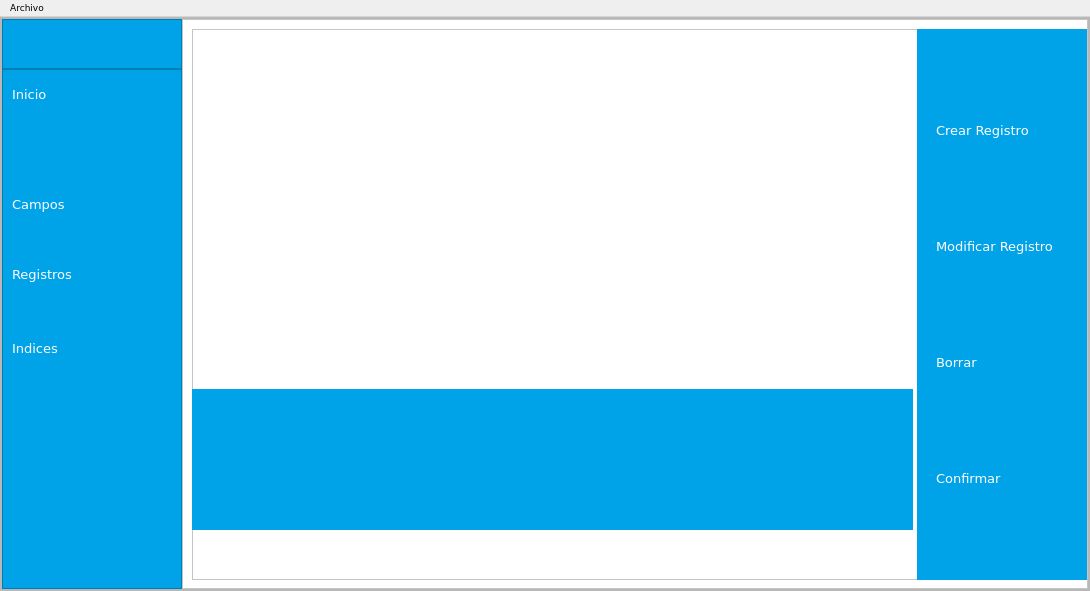
This is mainwindow.ui in evaldez11/proyecto-EDDII as Qt 5 draws it before an edit. The edited form follows.
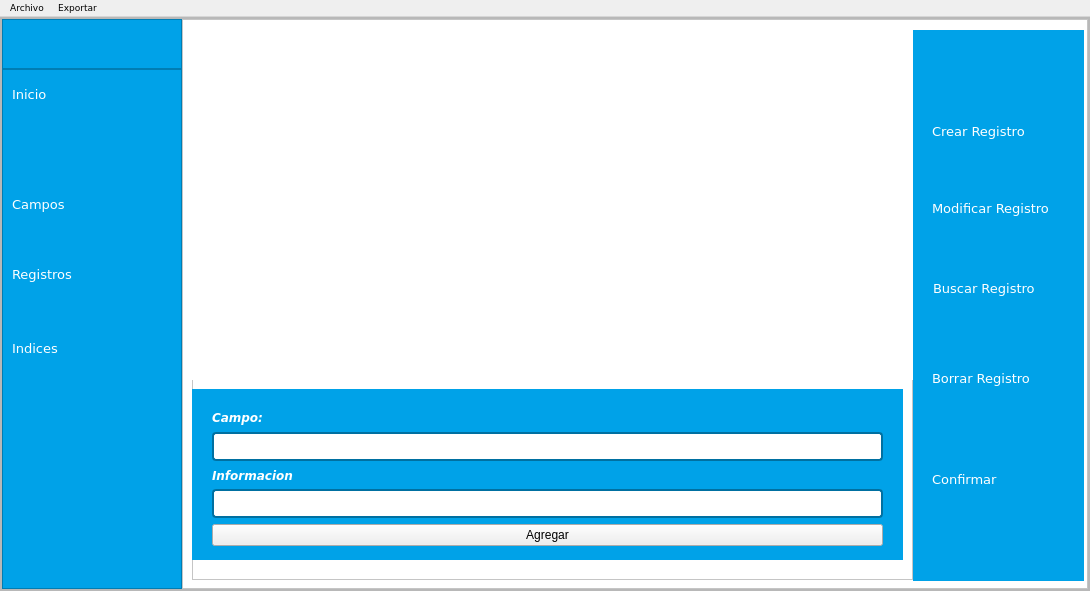
This is the edited form. Icons and pictures are not drawn.

Commit message: Tabla Registros

```diff
--- a/mainwindow.ui
+++ b/mainwindow.ui
@@ -458,119 +458,8 @@
                 <widget class="QFrame" name="frame_Registros_Main">
                  <property name="geometry">
                   <rect>
-                   <x>9</x>
-                   <y>9</y>
-                   <width>731</width>
-                   <height>551</height>
-                  </rect>
-                 </property>
-                 <property name="frameShape">
-                  <enum>QFrame::Shape::StyledPanel</enum>
-                 </property>
-                 <property name="frameShadow">
-                  <enum>QFrame::Shadow::Raised</enum>
-                 </property>
-                 <widget class="QTableWidget" name="tableWidgetRegistros">
-                  <property name="geometry">
-                   <rect>
-                    <x>1</x>
-                    <y>1</y>
-                    <width>721</width>
-                    <height>351</height>
-                   </rect>
-                  </property>
-                  <property name="maximumSize">
-                   <size>
-                    <width>886</width>
-                    <height>536</height>
-                   </size>
-                  </property>
-                  <property name="styleSheet">
-                   <string notr="true">QTableWidget {
-    background-color: #ffffff;
-    border: none;
-    gridline-color: #d0d0d0;
-    font-size: 14px;
-    color: #2f2f2f;
-    selection-background-color: #009fe3;   /* azul corporativo */
-    selection-color: white;
-}
-
-QHeaderView::section {
-    background-color: #009fe3;      /* azul */
-    color: white;
-    padding: 6px;
-    border: none;
-    font-weight: bold;
-    font-size: 14px;
-}
-
-QTableCornerButton::section {
-    background-color: #009fe3;
-}
-
-QTableWidget QTableView {
-    outline: 0;
-}
-
-QScrollBar:vertical {
-    width: 10px;
-    background: #e0e0e0;
-}
-
-QScrollBar::handle:vertical {
-    background: #009fe3;
-    border-radius: 5px;
-}
-
-QScrollBar::add-line,
-QScrollBar::sub-line {
-    height: 0px;
-}</string>
-                  </property>
-                  <property name="frameShape">
-                   <enum>QFrame::Shape::WinPanel</enum>
-                  </property>
-                  <property name="editTriggers">
-                   <set>QAbstractItemView::EditTrigger::NoEditTriggers</set>
-                  </property>
-                  <property name="alternatingRowColors">
-                   <bool>true</bool>
-                  </property>
-                  <property name="selectionMode">
-                   <enum>QAbstractItemView::SelectionMode::SingleSelection</enum>
-                  </property>
-                  <property name="selectionBehavior">
-                   <enum>QAbstractItemView::SelectionBehavior::SelectRows</enum>
-                  </property>
-                 </widget>
-                 <widget class="QFrame" name="frame_Registros">
-                  <property name="geometry">
-                   <rect>
-                    <x>0</x>
-                    <y>360</y>
-                    <width>721</width>
-                    <height>141</height>
-                   </rect>
-                  </property>
-                  <property name="styleSheet">
-                   <string notr="true">QFrame{
-background: #00A2E8;
-}</string>
-                  </property>
-                  <property name="frameShape">
-                   <enum>QFrame::Shape::NoFrame</enum>
-                  </property>
-                  <property name="frameShadow">
-                   <enum>QFrame::Shadow::Raised</enum>
-                  </property>
-                 </widget>
-                </widget>
-                <widget class="QFrame" name="frame_Registros_Buttons">
-                 <property name="geometry">
-                  <rect>
-                   <x>734</x>
-                   <y>9</y>
+                   <x>730</x>
+                   <y>10</y>
                    <width>171</width>
                    <height>551</height>
                   </rect>
@@ -639,8 +528,8 @@
                   <property name="geometry">
                    <rect>
                     <x>9</x>
-                    <y>199</y>
-                    <width>148</width>
+                    <y>160</y>
+                    <width>161</width>
                     <height>36</height>
                    </rect>
                   </property>
@@ -688,7 +577,7 @@
                   <property name="geometry">
                    <rect>
                     <x>9</x>
-                    <y>315</y>
+                    <y>330</y>
                     <width>141</width>
                     <height>36</height>
                    </rect>
@@ -715,7 +604,7 @@
 }</string>
                   </property>
                   <property name="text">
-                   <string>Borrar</string>
+                   <string>Borrar Registro</string>
                   </property>
                   <property name="icon">
                    <iconset theme="QIcon::ThemeIcon::EditDelete"/>
@@ -733,7 +622,7 @@
                    <bool>false</bool>
                   </property>
                  </widget>
-                 <widget class="QPushButton" name="pushButtonConfirmarRegistro">
+                 <widget class="QPushButton" name="pushButtonConfirmarRegistros">
                   <property name="geometry">
                    <rect>
                     <x>9</x>
@@ -786,6 +675,671 @@
                   </property>
                   <property name="flat">
                    <bool>false</bool>
+                  </property>
+                 </widget>
+                 <widget class="QPushButton" name="pushButtonBuscarRegistro">
+                  <property name="geometry">
+                   <rect>
+                    <x>10</x>
+                    <y>240</y>
+                    <width>141</width>
+                    <height>36</height>
+                   </rect>
+                  </property>
+                  <property name="font">
+                   <font>
+                    <family>Verdana</family>
+                    <pointsize>10</pointsize>
+                   </font>
+                  </property>
+                  <property name="cursor">
+                   <cursorShape>PointingHandCursor</cursorShape>
+                  </property>
+                  <property name="styleSheet">
+                   <string notr="true">QPushButton{
+background: transparent;
+color: #fff;
+border: none;
+padding: 10px;
+text-align: left;
+}
+QPushButton:Hover{
+background: #0070A1;
+}</string>
+                  </property>
+                  <property name="text">
+                   <string>Buscar Registro</string>
+                  </property>
+                  <property name="icon">
+                   <iconset theme="QIcon::ThemeIcon::EditFind"/>
+                  </property>
+                  <property name="checkable">
+                   <bool>true</bool>
+                  </property>
+                  <property name="checked">
+                   <bool>false</bool>
+                  </property>
+                  <property name="autoExclusive">
+                   <bool>true</bool>
+                  </property>
+                  <property name="flat">
+                   <bool>false</bool>
+                  </property>
+                 </widget>
+                </widget>
+                <widget class="QFrame" name="frame_8">
+                 <property name="geometry">
+                  <rect>
+                   <x>9</x>
+                   <y>9</y>
+                   <width>721</width>
+                   <height>551</height>
+                  </rect>
+                 </property>
+                 <property name="frameShape">
+                  <enum>QFrame::Shape::StyledPanel</enum>
+                 </property>
+                 <property name="frameShadow">
+                  <enum>QFrame::Shadow::Raised</enum>
+                 </property>
+                 <widget class="QFrame" name="frame_10">
+                  <property name="geometry">
+                   <rect>
+                    <x>0</x>
+                    <y>360</y>
+                    <width>711</width>
+                    <height>171</height>
+                   </rect>
+                  </property>
+                  <property name="styleSheet">
+                   <string notr="true">QFrame{
+background: #00A2E8;
+}</string>
+                  </property>
+                  <property name="frameShape">
+                   <enum>QFrame::Shape::NoFrame</enum>
+                  </property>
+                  <property name="frameShadow">
+                   <enum>QFrame::Shadow::Raised</enum>
+                  </property>
+                  <layout class="QGridLayout" name="gridLayout_2">
+                   <property name="leftMargin">
+                    <number>20</number>
+                   </property>
+                   <property name="topMargin">
+                    <number>20</number>
+                   </property>
+                   <property name="rightMargin">
+                    <number>20</number>
+                   </property>
+                   <property name="bottomMargin">
+                    <number>14</number>
+                   </property>
+                   <item row="0" column="0">
+                    <widget class="QLabel" name="label_3">
+                     <property name="palette">
+                      <palette>
+                       <active>
+                        <colorrole role="WindowText">
+                         <brush brushstyle="SolidPattern">
+                          <color alpha="255">
+                           <red>255</red>
+                           <green>255</green>
+                           <blue>255</blue>
+                          </color>
+                         </brush>
+                        </colorrole>
+                        <colorrole role="Button">
+                         <brush brushstyle="SolidPattern">
+                          <color alpha="255">
+                           <red>0</red>
+                           <green>162</green>
+                           <blue>232</blue>
+                          </color>
+                         </brush>
+                        </colorrole>
+                        <colorrole role="Text">
+                         <brush brushstyle="SolidPattern">
+                          <color alpha="255">
+                           <red>255</red>
+                           <green>255</green>
+                           <blue>255</blue>
+                          </color>
+                         </brush>
+                        </colorrole>
+                        <colorrole role="ButtonText">
+                         <brush brushstyle="SolidPattern">
+                          <color alpha="255">
+                           <red>255</red>
+                           <green>255</green>
+                           <blue>255</blue>
+                          </color>
+                         </brush>
+                        </colorrole>
+                        <colorrole role="Base">
+                         <brush brushstyle="SolidPattern">
+                          <color alpha="255">
+                           <red>0</red>
+                           <green>162</green>
+                           <blue>232</blue>
+                          </color>
+                         </brush>
+                        </colorrole>
+                        <colorrole role="Window">
+                         <brush brushstyle="SolidPattern">
+                          <color alpha="255">
+                           <red>0</red>
+                           <green>162</green>
+                           <blue>232</blue>
+                          </color>
+                         </brush>
+                        </colorrole>
+                        <colorrole role="PlaceholderText">
+                         <brush brushstyle="SolidPattern">
+                          <color alpha="128">
+                           <red>255</red>
+                           <green>255</green>
+                           <blue>255</blue>
+                          </color>
+                         </brush>
+                        </colorrole>
+                       </active>
+                       <inactive>
+                        <colorrole role="WindowText">
+                         <brush brushstyle="SolidPattern">
+                          <color alpha="255">
+                           <red>255</red>
+                           <green>255</green>
+                           <blue>255</blue>
+                          </color>
+                         </brush>
+                        </colorrole>
+                        <colorrole role="Button">
+                         <brush brushstyle="SolidPattern">
+                          <color alpha="255">
+                           <red>0</red>
+                           <green>162</green>
+                           <blue>232</blue>
+                          </color>
+                         </brush>
+                        </colorrole>
+                        <colorrole role="Text">
+                         <brush brushstyle="SolidPattern">
+                          <color alpha="255">
+                           <red>255</red>
+                           <green>255</green>
+                           <blue>255</blue>
+                          </color>
+                         </brush>
+                        </colorrole>
+                        <colorrole role="ButtonText">
+                         <brush brushstyle="SolidPattern">
+                          <color alpha="255">
+                           <red>255</red>
+                           <green>255</green>
+                           <blue>255</blue>
+                          </color>
+                         </brush>
+                        </colorrole>
+                        <colorrole role="Base">
+                         <brush brushstyle="SolidPattern">
+                          <color alpha="255">
+                           <red>0</red>
+                           <green>162</green>
+                           <blue>232</blue>
+                          </color>
+                         </brush>
+                        </colorrole>
+                        <colorrole role="Window">
+                         <brush brushstyle="SolidPattern">
+                          <color alpha="255">
+                           <red>0</red>
+                           <green>162</green>
+                           <blue>232</blue>
+                          </color>
+                         </brush>
+                        </colorrole>
+                        <colorrole role="PlaceholderText">
+                         <brush brushstyle="SolidPattern">
+                          <color alpha="128">
+                           <red>255</red>
+                           <green>255</green>
+                           <blue>255</blue>
+                          </color>
+                         </brush>
+                        </colorrole>
+                       </inactive>
+                       <disabled>
+                        <colorrole role="WindowText">
+                         <brush brushstyle="SolidPattern">
+                          <color alpha="255">
+                           <red>255</red>
+                           <green>255</green>
+                           <blue>255</blue>
+                          </color>
+                         </brush>
+                        </colorrole>
+                        <colorrole role="Button">
+                         <brush brushstyle="SolidPattern">
+                          <color alpha="255">
+                           <red>0</red>
+                           <green>162</green>
+                           <blue>232</blue>
+                          </color>
+                         </brush>
+                        </colorrole>
+                        <colorrole role="Text">
+                         <brush brushstyle="SolidPattern">
+                          <color alpha="255">
+                           <red>255</red>
+                           <green>255</green>
+                           <blue>255</blue>
+                          </color>
+                         </brush>
+                        </colorrole>
+                        <colorrole role="ButtonText">
+                         <brush brushstyle="SolidPattern">
+                          <color alpha="255">
+                           <red>255</red>
+                           <green>255</green>
+                           <blue>255</blue>
+                          </color>
+                         </brush>
+                        </colorrole>
+                        <colorrole role="Base">
+                         <brush brushstyle="SolidPattern">
+                          <color alpha="255">
+                           <red>0</red>
+                           <green>162</green>
+                           <blue>232</blue>
+                          </color>
+                         </brush>
+                        </colorrole>
+                        <colorrole role="Window">
+                         <brush brushstyle="SolidPattern">
+                          <color alpha="255">
+                           <red>0</red>
+                           <green>162</green>
+                           <blue>232</blue>
+                          </color>
+                         </brush>
+                        </colorrole>
+                        <colorrole role="PlaceholderText">
+                         <brush brushstyle="SolidPattern">
+                          <color alpha="128">
+                           <red>255</red>
+                           <green>255</green>
+                           <blue>255</blue>
+                          </color>
+                         </brush>
+                        </colorrole>
+                       </disabled>
+                      </palette>
+                     </property>
+                     <property name="font">
+                      <font>
+                       <family>Verdana</family>
+                       <pointsize>9</pointsize>
+                       <italic>true</italic>
+                       <bold>true</bold>
+                      </font>
+                     </property>
+                     <property name="styleSheet">
+                      <string notr="true">/* Etiquetas */
+QLabel {
+    color: #ffffff;
+    font-weight: bold;
+    font-size: 9pt;
+}</string>
+                     </property>
+                     <property name="text">
+                      <string>Campo:</string>
+                     </property>
+                    </widget>
+                   </item>
+                   <item row="5" column="0">
+                    <widget class="QLabel" name="label_8">
+                     <property name="palette">
+                      <palette>
+                       <active>
+                        <colorrole role="WindowText">
+                         <brush brushstyle="SolidPattern">
+                          <color alpha="255">
+                           <red>255</red>
+                           <green>255</green>
+                           <blue>255</blue>
+                          </color>
+                         </brush>
+                        </colorrole>
+                        <colorrole role="Button">
+                         <brush brushstyle="SolidPattern">
+                          <color alpha="255">
+                           <red>0</red>
+                           <green>162</green>
+                           <blue>232</blue>
+                          </color>
+                         </brush>
+                        </colorrole>
+                        <colorrole role="Text">
+                         <brush brushstyle="SolidPattern">
+                          <color alpha="255">
+                           <red>255</red>
+                           <green>255</green>
+                           <blue>255</blue>
+                          </color>
+                         </brush>
+                        </colorrole>
+                        <colorrole role="ButtonText">
+                         <brush brushstyle="SolidPattern">
+                          <color alpha="255">
+                           <red>255</red>
+                           <green>255</green>
+                           <blue>255</blue>
+                          </color>
+                         </brush>
+                        </colorrole>
+                        <colorrole role="Base">
+                         <brush brushstyle="SolidPattern">
+                          <color alpha="255">
+                           <red>0</red>
+                           <green>162</green>
+                           <blue>232</blue>
+                          </color>
+                         </brush>
+                        </colorrole>
+                        <colorrole role="Window">
+                         <brush brushstyle="SolidPattern">
+                          <color alpha="255">
+                           <red>0</red>
+                           <green>162</green>
+                           <blue>232</blue>
+                          </color>
+                         </brush>
+                        </colorrole>
+                        <colorrole role="PlaceholderText">
+                         <brush brushstyle="SolidPattern">
+                          <color alpha="128">
+                           <red>255</red>
+                           <green>255</green>
+                           <blue>255</blue>
+                          </color>
+                         </brush>
+                        </colorrole>
+                       </active>
+                       <inactive>
+                        <colorrole role="WindowText">
+                         <brush brushstyle="SolidPattern">
+                          <color alpha="255">
+                           <red>255</red>
+                           <green>255</green>
+                           <blue>255</blue>
+                          </color>
+                         </brush>
+                        </colorrole>
+                        <colorrole role="Button">
+                         <brush brushstyle="SolidPattern">
+                          <color alpha="255">
+                           <red>0</red>
+                           <green>162</green>
+                           <blue>232</blue>
+                          </color>
+                         </brush>
+                        </colorrole>
+                        <colorrole role="Text">
+                         <brush brushstyle="SolidPattern">
+                          <color alpha="255">
+                           <red>255</red>
+                           <green>255</green>
+                           <blue>255</blue>
+                          </color>
+                         </brush>
+                        </colorrole>
+                        <colorrole role="ButtonText">
+                         <brush brushstyle="SolidPattern">
+                          <color alpha="255">
+                           <red>255</red>
+                           <green>255</green>
+                           <blue>255</blue>
+                          </color>
+                         </brush>
+                        </colorrole>
+                        <colorrole role="Base">
+                         <brush brushstyle="SolidPattern">
+                          <color alpha="255">
+                           <red>0</red>
+                           <green>162</green>
+                           <blue>232</blue>
+                          </color>
+                         </brush>
+                        </colorrole>
+                        <colorrole role="Window">
+                         <brush brushstyle="SolidPattern">
+                          <color alpha="255">
+                           <red>0</red>
+                           <green>162</green>
+                           <blue>232</blue>
+                          </color>
+                         </brush>
+                        </colorrole>
+                        <colorrole role="PlaceholderText">
+                         <brush brushstyle="SolidPattern">
+                          <color alpha="128">
+                           <red>255</red>
+                           <green>255</green>
+                           <blue>255</blue>
+                          </color>
+                         </brush>
+                        </colorrole>
+                       </inactive>
+                       <disabled>
+                        <colorrole role="WindowText">
+                         <brush brushstyle="SolidPattern">
+                          <color alpha="255">
+                           <red>255</red>
+                           <green>255</green>
+                           <blue>255</blue>
+                          </color>
+                         </brush>
+                        </colorrole>
+                        <colorrole role="Button">
+                         <brush brushstyle="SolidPattern">
+                          <color alpha="255">
+                           <red>0</red>
+                           <green>162</green>
+                           <blue>232</blue>
+                          </color>
+                         </brush>
+                        </colorrole>
+                        <colorrole role="Text">
+                         <brush brushstyle="SolidPattern">
+                          <color alpha="255">
+                           <red>255</red>
+                           <green>255</green>
+                           <blue>255</blue>
+                          </color>
+                         </brush>
+                        </colorrole>
+                        <colorrole role="ButtonText">
+                         <brush brushstyle="SolidPattern">
+                          <color alpha="255">
+                           <red>255</red>
+                           <green>255</green>
+                           <blue>255</blue>
+                          </color>
+                         </brush>
+                        </colorrole>
+                        <colorrole role="Base">
+                         <brush brushstyle="SolidPattern">
+                          <color alpha="255">
+                           <red>0</red>
+                           <green>162</green>
+                           <blue>232</blue>
+                          </color>
+                         </brush>
+                        </colorrole>
+                        <colorrole role="Window">
+                         <brush brushstyle="SolidPattern">
+                          <color alpha="255">
+                           <red>0</red>
+                           <green>162</green>
+                           <blue>232</blue>
+                          </color>
+                         </brush>
+                        </colorrole>
+                        <colorrole role="PlaceholderText">
+                         <brush brushstyle="SolidPattern">
+                          <color alpha="128">
+                           <red>255</red>
+                           <green>255</green>
+                           <blue>255</blue>
+                          </color>
+                         </brush>
+                        </colorrole>
+                       </disabled>
+                      </palette>
+                     </property>
+                     <property name="font">
+                      <font>
+                       <family>Verdana</family>
+                       <pointsize>9</pointsize>
+                       <italic>true</italic>
+                       <bold>true</bold>
+                      </font>
+                     </property>
+                     <property name="styleSheet">
+                      <string notr="true">/* Etiquetas */
+QLabel {
+    color: #ffffff;
+    font-weight: bold;
+    font-size: 9pt;
+}</string>
+                     </property>
+                     <property name="text">
+                      <string>Informacion</string>
+                     </property>
+                    </widget>
+                   </item>
+                   <item row="6" column="0">
+                    <widget class="QLineEdit" name="lineEditInfo">
+                     <property name="font">
+                      <font>
+                       <family>Verdana</family>
+                      </font>
+                     </property>
+                     <property name="styleSheet">
+                      <string notr="true">/* QLineEdit */
+QLineEdit {
+    background: #ffffff;
+    border: 2px solid #0070A1;
+    border-radius: 4px;
+    padding: 4px 6px;
+    color: #000000;           /* TEXTO NEGRO */
+}
+
+QLineEdit:focus {
+    border: 2px solid #ffffff;
+    background: #ffffff;
+}</string>
+                     </property>
+                    </widget>
+                   </item>
+                   <item row="1" column="0">
+                    <widget class="QComboBox" name="comboBoxCampo">
+                     <property name="font">
+                      <font>
+                       <family>Verdana</family>
+                      </font>
+                     </property>
+                     <property name="styleSheet">
+                      <string notr="true">QComboBox {
+    background: #ffffff;
+    border: 2px solid #0070A1;
+    border-radius: 4px;
+    padding: 4px;
+    color: #000000;           /* TEXTO NEGRO */
+}
+
+QComboBox::drop-down {
+    border: none;
+}
+
+QComboBox::down-arrow {
+    width: 12px;
+    height: 12px;
+}
+</string>
+                     </property>
+                    </widget>
+                   </item>
+                   <item row="7" column="0">
+                    <widget class="QPushButton" name="pushButtonAgregar">
+                     <property name="text">
+                      <string>Agregar</string>
+                     </property>
+                    </widget>
+                   </item>
+                  </layout>
+                 </widget>
+                 <widget class="QTableWidget" name="tableWidgetRegistros">
+                  <property name="geometry">
+                   <rect>
+                    <x>0</x>
+                    <y>0</y>
+                    <width>721</width>
+                    <height>351</height>
+                   </rect>
+                  </property>
+                  <property name="maximumSize">
+                   <size>
+                    <width>886</width>
+                    <height>536</height>
+                   </size>
+                  </property>
+                  <property name="styleSheet">
+                   <string notr="true">QTableWidget {
+    background-color: #ffffff;
+    border: none;
+    gridline-color: #d0d0d0;
+    font-size: 14px;
+    color: #2f2f2f;
+    selection-background-color: #009fe3;   /* azul corporativo */
+    selection-color: white;
+}
+
+QHeaderView::section {
+    background-color: #009fe3;      /* azul */
+    color: white;
+    padding: 6px;
+    border: none;
+    font-weight: bold;
+    font-size: 14px;
+}
+
+QTableCornerButton::section {
+    background-color: #009fe3;
+}
+
+QTableWidget QTableView {
+    outline: 0; 
+}
+
+QScrollBar:vertical {
+    width: 10px;
+    background: #e0e0e0;
+}
+
+QScrollBar::handle:vertical {
+    background: #009fe3;
+    border-radius: 5px;
+}
+
+QScrollBar::add-line,
+QScrollBar::sub-line {
+    height: 0px;
+}</string>
+                  </property>
+                  <property name="frameShape">
+                   <enum>QFrame::Shape::WinPanel</enum>
                   </property>
                  </widget>
                 </widget>
@@ -2564,7 +3118,13 @@
     <addaction name="actionCerrar_Archivo"/>
     <addaction name="separator"/>
    </widget>
+   <widget class="QMenu" name="menuExportar">
+    <property name="title">
+     <string>Exportar</string>
+    </property>
+   </widget>
    <addaction name="menuArchivo"/>
+   <addaction name="menuExportar"/>
   </widget>
   <action name="actionNuevo_Archivo">
    <property name="icon">
```
Left out of the diff: 279 changed lines with no effect on the pictures. The commit also changes 110 other files.
